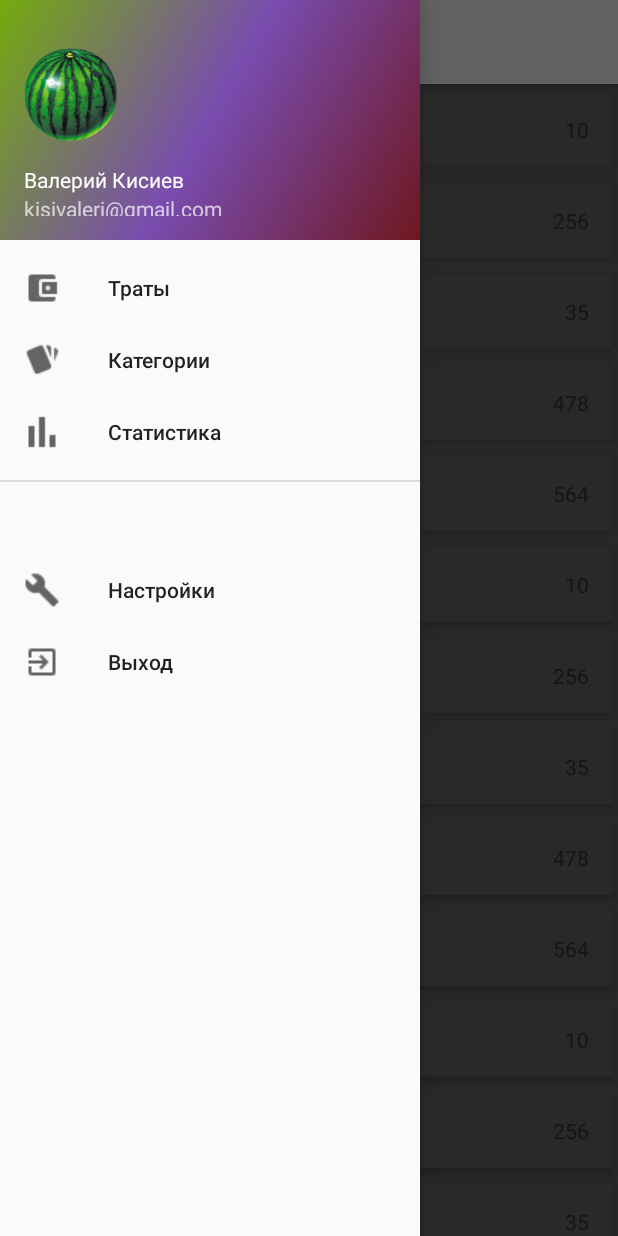
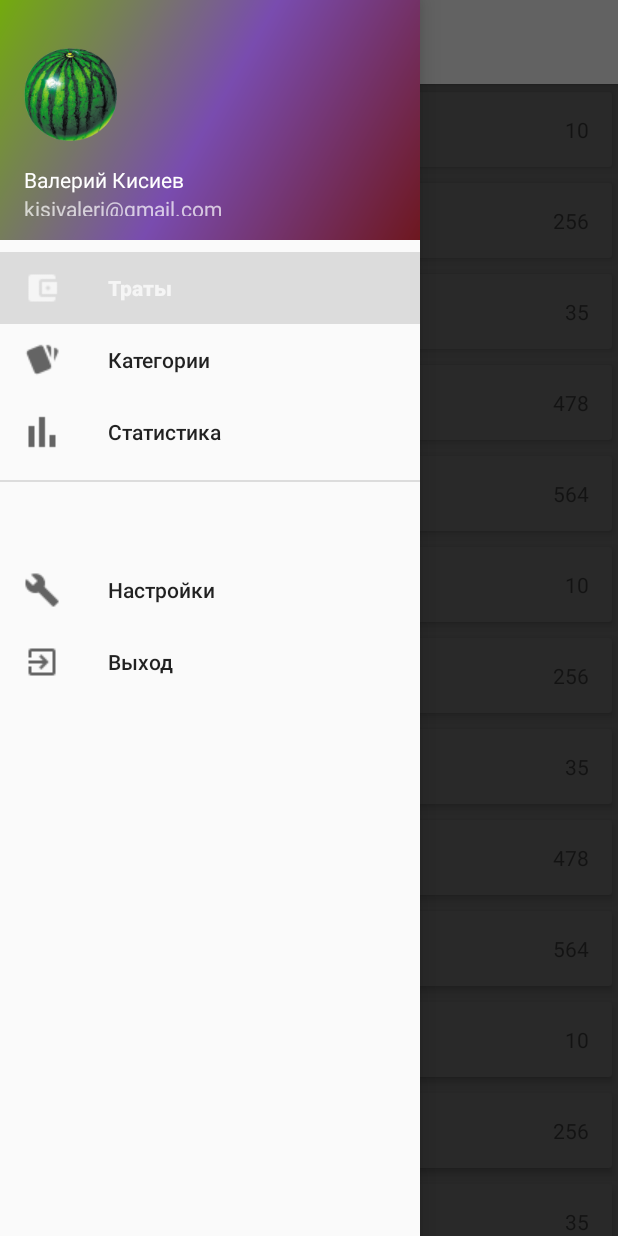
Before and after one commit to Kisiev/MoneyTracker_v2.0, an Android app: the screen it shows after launch (MainActivity), with the side drawer open, on a phone screen of 412 x 824 dp. Run offline under Robolectric (Android 15) with nearby library versions, the phone set to English and light mode, and no system bars.

Commit message:
исправил ошилку с заголовком тулбара

```diff
--- a/app/src/main/java/money/android/bignerdranch/com/moneytracker/UI/MainActivity.java
+++ b/app/src/main/java/money/android/bignerdranch/com/moneytracker/UI/MainActivity.java
@@ -60,6 +60,17 @@ public class MainActivity extends AppCompatActivity
             toolTitel.setText("Траты");
         }
 
+        getSupportFragmentManager().addOnBackStackChangedListener(new FragmentManager.OnBackStackChangedListener() {
+            @Override
+            public void onBackStackChanged() {
+                Fragment f = getSupportFragmentManager().findFragmentById(R.id.main_container);
+                if (f != null)
+                {
+                    updateToolbarTitle(f);
+                } else
+                    f.onDestroy();
+            }
+        });
 
     }
     private void replaceFragment(Fragment fragment) {
@@ -77,6 +88,7 @@ public class MainActivity extends AppCompatActivity
                    ft.commit();
           }
     }
+
 
     @Override
     public void onBackPressed() {
@@ -109,6 +121,35 @@ public class MainActivity extends AppCompatActivity
         return super.onOptionsItemSelected(item);
     }
 
+
+    private void updateToolbarTitle (Fragment fragment)
+    {
+        String fragmentClassName = fragment.getClass().getName();
+        TextView textView = (TextView) findViewById(R.id.header_drawer);
+        if (fragmentClassName.equals(ExpensesFragment.class.getName()))
+        {
+            textView.setText(getString(R.string.expenses_header_nav));
+            navigationView.setCheckedItem(R.id.spendItem);
+            Log.d("MAY", fragmentClassName);
+        }else
+        if (fragmentClassName.equals(CategoryFragment.class.getName()))
+        {
+            textView.setText(getString(R.string.category_header_nav));
+            navigationView.setCheckedItem(R.id.categoryItem);
+            Log.d("MAY",  fragmentClassName);
+        }else
+        if (fragmentClassName.equals(StatisticFragment.class.getName()))
+        {
+            textView.setText(getString(R.string.statistic_header_nav));
+            navigationView.setCheckedItem(R.id.statItem);
+        }else
+        if (fragmentClassName.equals(SettingFragment.class.getName()))
+        {
+            textView.setText(getString(R.string.setting_header_nav));
+            navigationView.setCheckedItem(R.id.settingItem);
+        }
+    }
+
     @SuppressWarnings("StatementWithEmptyBody")
     @Override
     public boolean onNavigationItemSelected(MenuItem item) {
@@ -120,22 +161,18 @@ public class MainActivity extends AppCompatActivity
             case R.id.spendItem:
                 ExpensesFragment ef = new ExpensesFragment();
                 replaceFragment(ef);
-                toolTitel.setText("Траты");
                 break;
             case R.id.categoryItem:
                 CategoryFragment cf = new CategoryFragment();
                 replaceFragment(cf);
-                toolTitel.setText("Категории");
                 break;
             case R.id.statItem:
                 StatisticFragment sf = new StatisticFragment();
                 replaceFragment(sf);
-                toolTitel.setText("Статистики");
                 break;
             case R.id.settingItem:
                 SettingFragment setf = new SettingFragment();
                 replaceFragment(setf);
-                toolTitel.setText("Настройки");
                 break;
             case R.id.exitItem:
                 break;
--- a/app/src/main/res/values/strings.xml
+++ b/app/src/main/res/values/strings.xml
@@ -15,4 +15,8 @@
     <string name="hello_world">Hello World!</string>
     <string name="setting_fragment">setting_fragment</string>
     <string name="statistic_fragment">statistic_fragment</string>
+    <string name="expenses_header_nav">Траты</string>
+    <string name="category_header_nav">Категории</string>
+    <string name="statistic_header_nav">Статистика</string>
+    <string name="setting_header_nav">Настройки</string>
 </resources>
```
